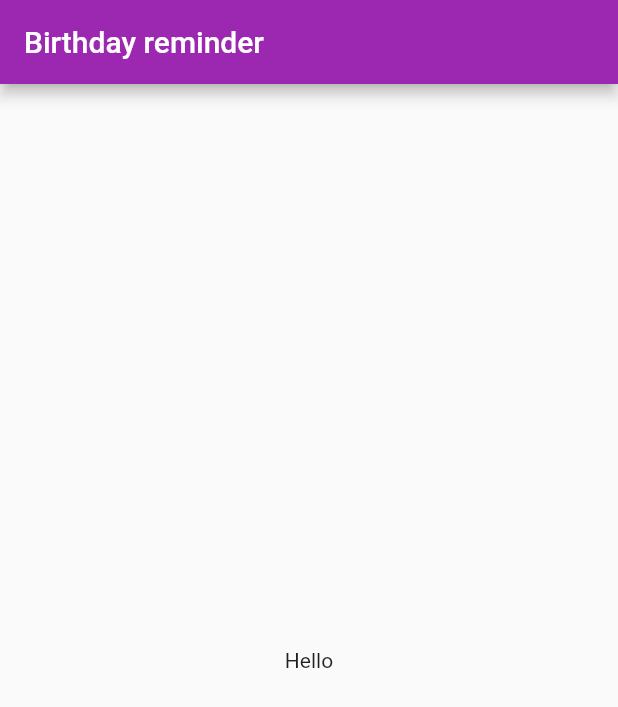
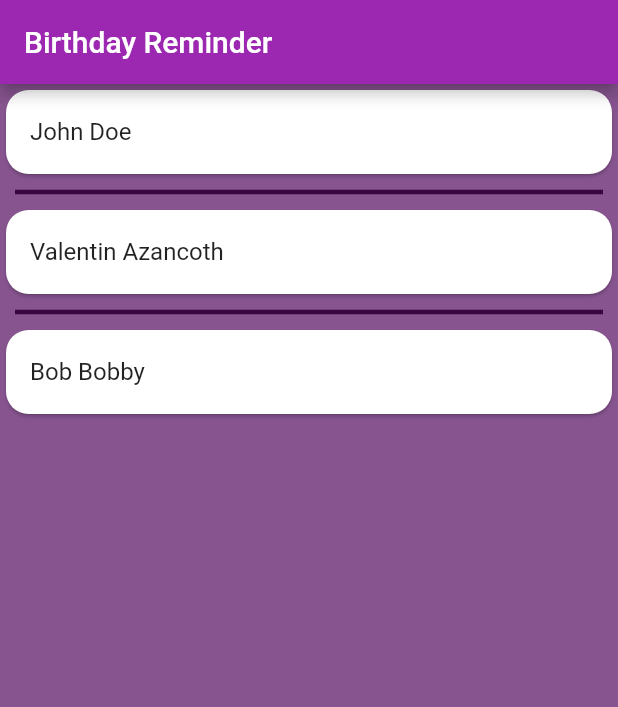
Before and after one commit to Valaaz/birthday-reminder, a Flutter app: the screen it shows after launch, on a phone screen of 412 x 824 dp. Shown: the top 707 px of the screen. Run offline on Flutter 3.47's test engine with Material 2 defaults, Android fonts, the phone set to English and light mode, and no system bars.

Commit message:
add listview and birthday's list

```diff
--- a/birthday_reminder/lib/main.dart
+++ b/birthday_reminder/lib/main.dart
@@ -1,8 +1,12 @@
 import 'package:flutter/material.dart';
 
-void main() {
-  runApp(const MyApp());
-}
+const List<Map<String, dynamic>> listBirthdays = [
+  {'name': 'John Doe', 'date': '25/04/2002'},
+  {'name': 'Valentin Azancoth', 'date': '25/06/2001'},
+  {'name': 'Bob Bobby', 'date': '14/12/1988'},
+];
+
+void main() => runApp(const MyApp());
 
 class MyApp extends StatelessWidget {
   const MyApp({super.key});
@@ -10,16 +14,66 @@ class MyApp extends StatelessWidget {
   @override
   Widget build(BuildContext context) {
     return MaterialApp(
-      title: 'Birthday reminder',
+      theme: ThemeData(primarySwatch: Colors.purple),
       home: Scaffold(
         appBar: AppBar(
-          title: const Text('Birthday reminder'),
-          backgroundColor: Colors.purple,
+          title: const Text("Birthday Reminder"),
         ),
-        body: const Center(
-          child: Text('Hello'),
-        ),
+        body: const ListViewTiles(),
+        backgroundColor: const Color.fromARGB(255, 135, 84, 144),
       ),
+      debugShowCheckedModeBanner: false,
     );
   }
 }
+
+class ListViewTiles extends StatelessWidget {
+  const ListViewTiles({Key? key}) : super(key: key);
+
+  @override
+  Widget build(BuildContext context) {
+    return listBirthdays.isEmpty
+        ? const Center(child: Text("La liste d'anniversaire est vide"))
+        : ListView.separated(
+            itemCount: listBirthdays.length,
+            separatorBuilder: (context, index) => const Divider(
+              color: Color.fromARGB(255, 56, 4, 65),
+              thickness: 3,
+              indent: 10,
+              endIndent: 10,
+            ),
+            itemBuilder: (context, index) {
+              return Card(
+                shape: RoundedRectangleBorder(
+                    borderRadius: BorderRadius.circular(15)),
+                child: ListTile(
+                  title: Text(listBirthdays[index]['name']),
+                ),
+              );
+            },
+          );
+  }
+}
+
+// class Tile extends StatefulWidget {
+//   const Tile({
+//     Key? key,
+//     this.name = "",
+//   }) : super(key: key);
+
+//   final String name;
+
+//   @override
+//   State<Tile> createState() => _TileState();
+// }
+
+// class _TileState extends State<Tile> {
+//   @override
+//   Widget build(BuildContext context) {
+//     return Container(
+//       color: Colors.grey,
+//       height: 50,
+//       child: Text(widget.name),
+//     );
+//   }
+// }
```
